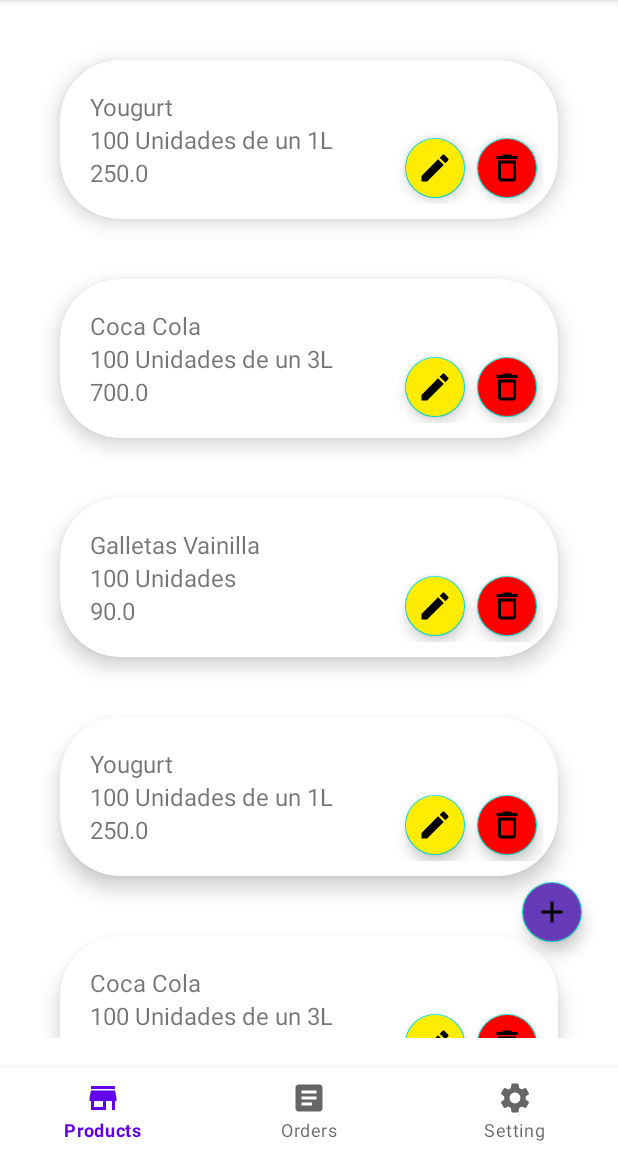
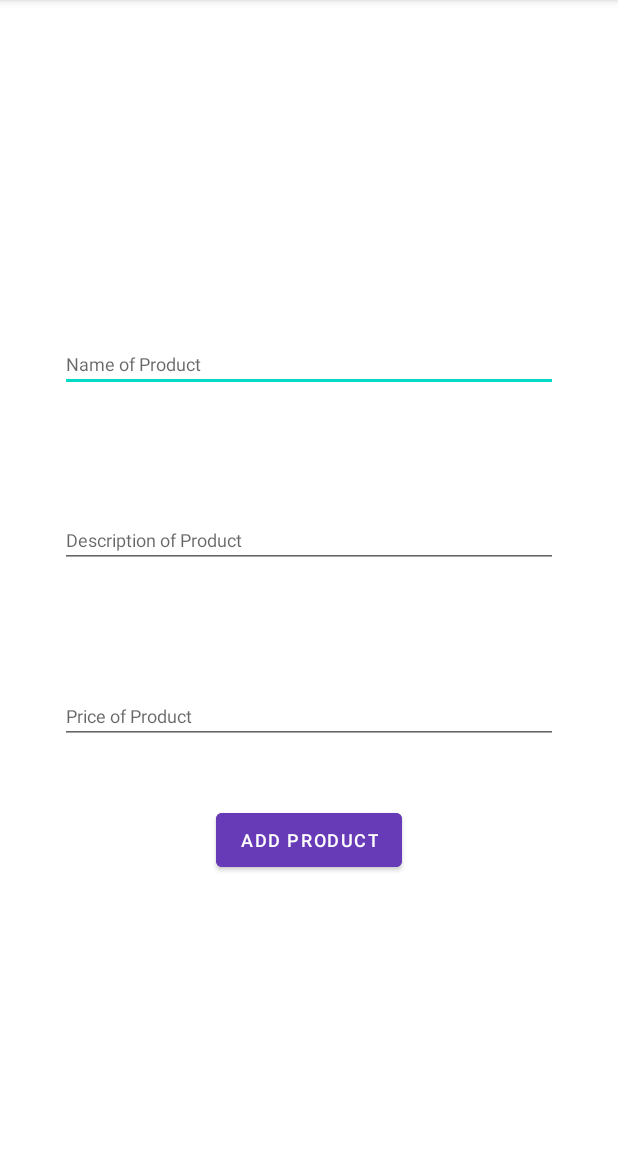
Before and after one commit to AgileTech-WV61/Mobile-app, an Android app: the WholesalerProductsFragment screen opened directly, with no data from a screen before it, after a tap on an icon or button, on a phone screen of 412 x 824 dp, the part 84-1236 px from its top. Run offline under Robolectric (Android 15) with nearby library versions, the phone set to English and light mode, and no system bars.

Commit message:
add get on wproducts

```diff
--- a/app/src/main/java/Adapters/AdapterWProduct.kt
+++ b/app/src/main/java/Adapters/AdapterWProduct.kt
@@ -1,17 +1,13 @@
 package Adapters
 
-import Beans.WProduct
+import Models.HttpRequest.Products.Product
 import ViewHolders.WProductViewHolder
-import android.content.Intent
 import android.view.LayoutInflater
-import android.view.View
 import android.view.ViewGroup
-import androidx.core.content.ContextCompat.startActivity
 import androidx.recyclerview.widget.RecyclerView
-import com.example.ksero.AddProduct
 import com.example.ksero.R
 
-class AdapterWProduct( val productList: List<WProduct>): RecyclerView.Adapter<WProductViewHolder>(){
+class AdapterWProduct( val productList: List<Product>): RecyclerView.Adapter<WProductViewHolder>(){
 
     override fun onCreateViewHolder(parent: ViewGroup, viewType: Int): WProductViewHolder {
         val layoutInflater = LayoutInflater.from(parent.context)
--- a/app/src/main/java/Beans/WProduct.kt
+++ /dev/null
@@ -1,13 +0,0 @@
-package Beans
-
-class WProduct {
-    var title: String
-    var description: String
-    var price: Double
-
-    constructor(title: String, description: String, price: Double) {
-        this.title = title
-        this.description = description
-        this.price = price
-    }
-}
--- a/app/src/main/java/Interface/HttpRequest/PlaceholderProducts.kt
+++ b/app/src/main/java/Interface/HttpRequest/PlaceholderProducts.kt
@@ -5,8 +5,12 @@
 import retrofit2.http.GET
 import retrofit2.http.Header
 import retrofit2.http.Headers
+import retrofit2.http.Path
 
 interface PlaceholderProducts {
     @GET("products")
     fun getProducts(@Header("Authorization") authHeader: String): Call<List<Product>>
+
+    @GET("products/wholesalerId/{wholesalerId}")
+    fun getProductsByWhosalerId(@Header("Authorization") authHeader: String, @Path("wholesalerId")wholesalerId: Int): Call<List<Product>>
 }
--- a/app/src/main/java/ViewHolders/WProductViewHolder.kt
+++ b/app/src/main/java/ViewHolders/WProductViewHolder.kt
@@ -1,11 +1,10 @@
 package ViewHolders
 
-import Beans.WProduct
+import Models.HttpRequest.Products.Product
 import android.content.Intent
 import android.view.View
 import android.widget.TextView
 import androidx.recyclerview.widget.RecyclerView
-import com.example.ksero.AddProduct
 import com.example.ksero.EditProduct
 import com.example.ksero.R
 import com.google.android.material.floatingactionbutton.FloatingActionButton
@@ -18,8 +17,8 @@
     val price = view.findViewById<TextView>(R.id.txtPriceWholesalerProduct)
     lateinit var editBtn : FloatingActionButton
 
-    fun render(productModel: WProduct){
-        name.text = productModel.title
+    fun render(productModel: Product){
+        name.text = productModel.name
         description.text = productModel.description
         price.text = productModel.price.toString()
     }
--- a/app/src/main/java/com/example/ksero/WholesalerProductsFragment.kt
+++ b/app/src/main/java/com/example/ksero/WholesalerProductsFragment.kt
@@ -1,8 +1,11 @@
 package com.example.ksero
 
 import Adapters.AdapterWProduct
-import Beans.WProduct
+import Interface.HttpRequest.PlaceholderProducts
+import Models.HttpRequest.Products.Product
+import android.content.Context
 import android.content.Intent
+import android.content.SharedPreferences
 import android.os.Bundle
 import androidx.fragment.app.Fragment
 import android.view.LayoutInflater
@@ -10,11 +13,17 @@
 import android.view.ViewGroup
 import androidx.recyclerview.widget.LinearLayoutManager
 import androidx.recyclerview.widget.RecyclerView
+import com.example.ksero.retailSeller_products.AdapterRProducts
 import com.google.android.material.floatingactionbutton.FloatingActionButton
+import retrofit2.Retrofit
+import retrofit2.converter.gson.GsonConverterFactory
 
 class WholesalerProductsFragment : Fragment() {
 
     lateinit var btn : FloatingActionButton
+    lateinit var productsService: PlaceholderProducts
+    lateinit var sharedPreferences: SharedPreferences
+
     override fun onCreateView(
         inflater: LayoutInflater, container: ViewGroup?,
         savedInstanceState: Bundle?
@@ -25,32 +34,44 @@
 
     override fun onViewCreated(view: View, savedInstanceState: Bundle?) {
         super.onViewCreated(view, savedInstanceState)
-        getAllProducts(view)
+
+        sharedPreferences = requireActivity().getSharedPreferences("sharedPrefs", Context.MODE_PRIVATE)
+        val retrofit = Retrofit.Builder()
+            .baseUrl("https://ksero.herokuapp.com/api/v1/")
+            .addConverterFactory(GsonConverterFactory.create())
+            .build()
+        productsService = retrofit.create(PlaceholderProducts::class.java)
+
+        getAllProductsByWhosalerId(view)
 
         btn = view.findViewById(R.id.btnGoToAddProduct)
 
         btn.setOnClickListener {
-            /*val intent = Intent(this, AddProduct::class.java)
-            startActivity(intent)*/
+            val intent = Intent(context, AddProduct::class.java)
+            startActivity(intent)
         }
     }
 
-    private fun getAllProducts(view: View){
-        val product1 = WProduct("Yougurt","100 Unidades de un 1L",250.00)
-        val product2 = WProduct("Coca Cola","100 Unidades de un 3L",700.00)
-        val product3 = WProduct("Galletas Vainilla","100 Unidades",90.00)
+    private fun getAllProductsByWhosalerId(view: View){
+        val token = sharedPreferences.getString("token", null)
+        val call = productsService.getProductsByWhosalerId("Bearer $token",2)
+        call.enqueue(object : retrofit2.Callback<List<Product>> {
+            override fun onResponse(
+                call: retrofit2.Call<List<Product>>,
+                response: retrofit2.Response<List<Product>>
+            ) {
+                if (response.isSuccessful) {
+                    val products = response.body()
+                    println(products)
+                    val recyclerView = view.findViewById<RecyclerView>(R.id.recyclerWProducts)
+                    recyclerView.layoutManager = LinearLayoutManager(context)
+                    recyclerView.adapter = AdapterWProduct(products!!)
+                }
+            }
 
-        val products = mutableListOf<WProduct>()
-
-        products.add(product1)
-        products.add(product2)
-        products.add(product3)
-        products.add(product1)
-        products.add(product2)
-        products.add(product3)
-
-        val recycler = view.findViewById<RecyclerView>(R.id.recyclerWProducts)
-        recycler.layoutManager = LinearLayoutManager(context)
-        recycler.adapter = AdapterWProduct(products)
+            override fun onFailure(call: retrofit2.Call<List<Product>>, t: Throwable) {
+                println(t.message)
+            }
+        })
     }
 }
--- a/app/src/main/res/layout/item_wholesaler_product.xml
+++ b/app/src/main/res/layout/item_wholesaler_product.xml
@@ -10,63 +10,76 @@
     <LinearLayout
         android:layout_width="match_parent"
         android:layout_height="wrap_content"
-        android:orientation="horizontal"
-        android:padding="10dp">
+        android:orientation="vertical"
+        android:padding="16dp">
 
-        <LinearLayout
+        <TextView
             android:layout_width="wrap_content"
             android:layout_height="wrap_content"
-            android:orientation="vertical"
-            android:padding="10dp">
+            android:text="Name:"
+            android:textSize="12dp"
+            android:textStyle="bold"
+            android:paddingVertical="4dp"/>
 
         <TextView
             android:id="@+id/txtTitleWholesalerProduct"
             android:layout_width="wrap_content"
             android:layout_height="wrap_content"
             android:text=""
-                android:textSize="16dp" />
+            android:textSize="12dp"/>
+
+        <TextView
+            android:layout_width="wrap_content"
+            android:layout_height="wrap_content"
+            android:text="Description:"
+            android:textSize="12dp"
+            android:textStyle="bold"
+            android:paddingVertical="4dp"/>
 
         <TextView
             android:id="@+id/txtDescriptionWholesalerProduct"
             android:layout_width="wrap_content"
             android:layout_height="wrap_content"
             android:text=""
-                android:textSize="16dp" />
-
+            android:textSize="12dp"/>
+        <TextView
+            android:layout_width="wrap_content"
+            android:layout_height="wrap_content"
+            android:text="Price:"
+            android:textSize="12dp"
+            android:textStyle="bold"
+            android:paddingVertical="4dp"/>
         <TextView
             android:id="@+id/txtPriceWholesalerProduct"
             android:layout_width="wrap_content"
             android:layout_height="wrap_content"
             android:text=""
-                android:textSize="16dp" />
-
-        </LinearLayout>
+            android:textSize="12dp"/>
 
         <LinearLayout
             android:layout_width="match_parent"
             android:layout_height="wrap_content"
-            android:orientation="horizontal"
+            android:layout_gravity="center"
             android:gravity="right"
-            android:layout_gravity="bottom">
+            android:orientation="horizontal">
+
             <com.google.android.material.floatingactionbutton.FloatingActionButton
+                android:id="@+id/btnGoToEditProduct"
                 android:layout_width="wrap_content"
                 android:layout_height="wrap_content"
-                app:fabSize="mini"
                 android:layout_gravity="center_vertical"
+                android:backgroundTint="#FFEC00"
                 android:src="@drawable/ic_baseline_edit_24"
-                android:backgroundTint="#FFEC00"
-                android:id="@+id/btnGoToEditProduct"/>
+                app:fabSize="mini" />
 
             <com.google.android.material.floatingactionbutton.FloatingActionButton
                 android:layout_width="wrap_content"
                 android:layout_height="wrap_content"
-                app:fabSize="mini"
                 android:layout_gravity="center_vertical"
+                android:backgroundTint="#FF0000"
                 android:src="@drawable/ic_outline_delete_24"
-                android:backgroundTint="#FF0000"/>
+                app:fabSize="mini" />
         </LinearLayout>
-
-
 
     </LinearLayout>
 
```
Also changed, not shown: app/src/main/java/com/example/ksero/AddProduct.kt (+3 -4 lines), app/src/main/java/com/example/ksero/EditProduct.kt (+5 -6 lines), app/src/main/java/com/example/ksero/WholesalerProducts.kt (+2 -5 lines). Lines whose indentation alone changed are shown as unchanged.
